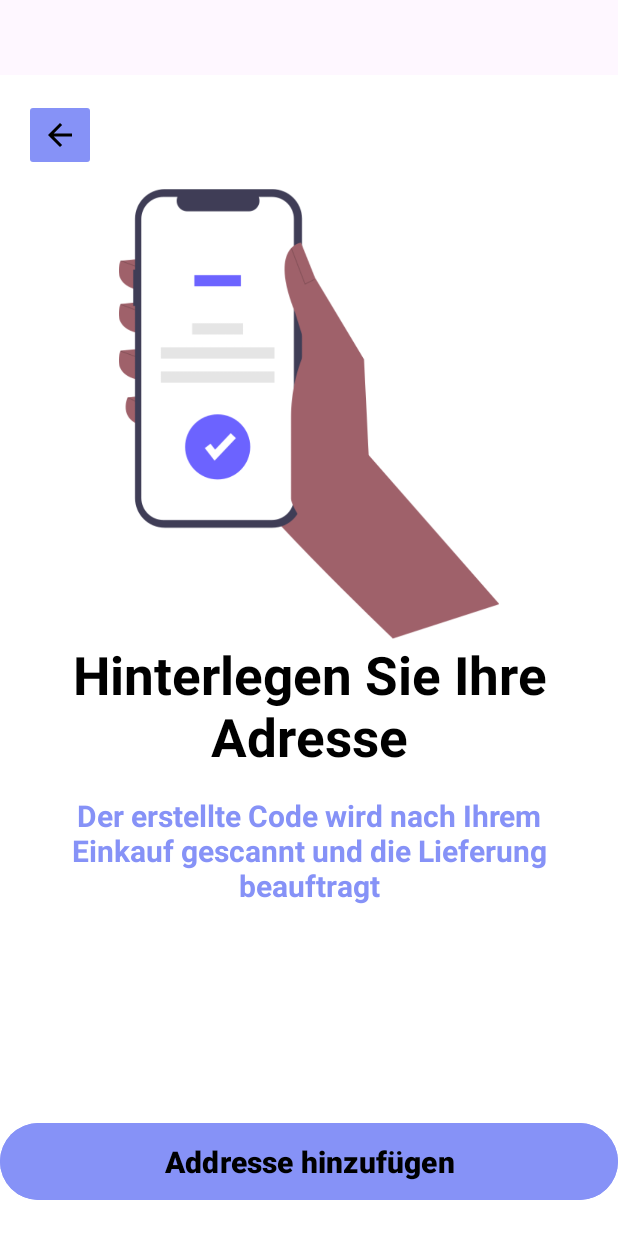
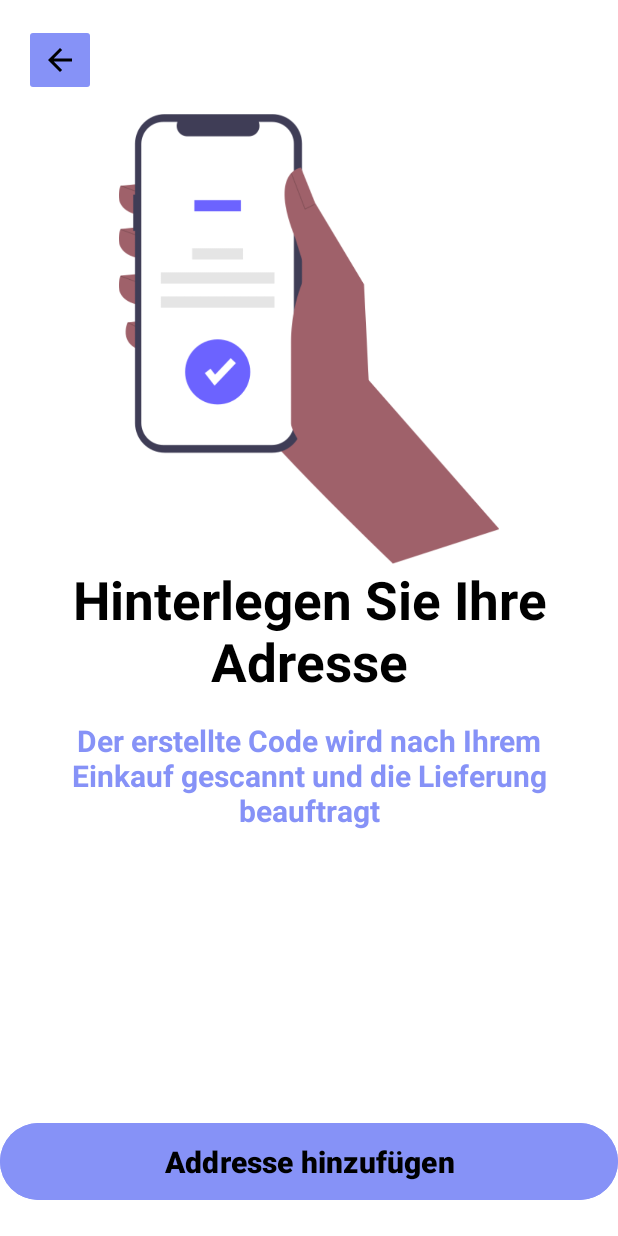
Before and after one commit to raniamo8/CustomerApp, an Android app: the fragment WelcomeFragmentTwo placed in its activity, on a phone screen of 412 x 824 dp. Run offline under Robolectric (Android 15) with nearby library versions, the phone set to English and light mode, and no system bars.

Commit message:
layout margin fixed

```diff
--- a/app/src/main/res/layout/fragment_welcome_one.xml
+++ b/app/src/main/res/layout/fragment_welcome_one.xml
@@ -3,7 +3,6 @@
     style="@style/Screen"
     android:layout_width="match_parent"
     android:layout_height="match_parent"
-    android:layout_marginTop="50dp"
     tools:context=".WelcomeFragmentOne">
 
     <LinearLayout
--- a/app/src/main/res/layout/fragment_welcome_two.xml
+++ b/app/src/main/res/layout/fragment_welcome_two.xml
@@ -4,7 +4,6 @@
     style="@style/Screen"
     android:layout_width="match_parent"
     android:layout_height="match_parent"
-    android:layout_marginTop="50dp"
     tools:context=".WelcomeFragmentOne">
 
 
@@ -16,8 +15,8 @@
 
         <ImageButton
             android:id="@+id/backToIntroButton"
-            android:layout_width="wrap_content"
-            android:layout_height="wrap_content"
+            android:layout_width="48dp"
+            android:layout_height="48dp"
             android:layout_gravity="left"
             android:backgroundTint="@color/lavender"
             android:padding="12dp"
```
